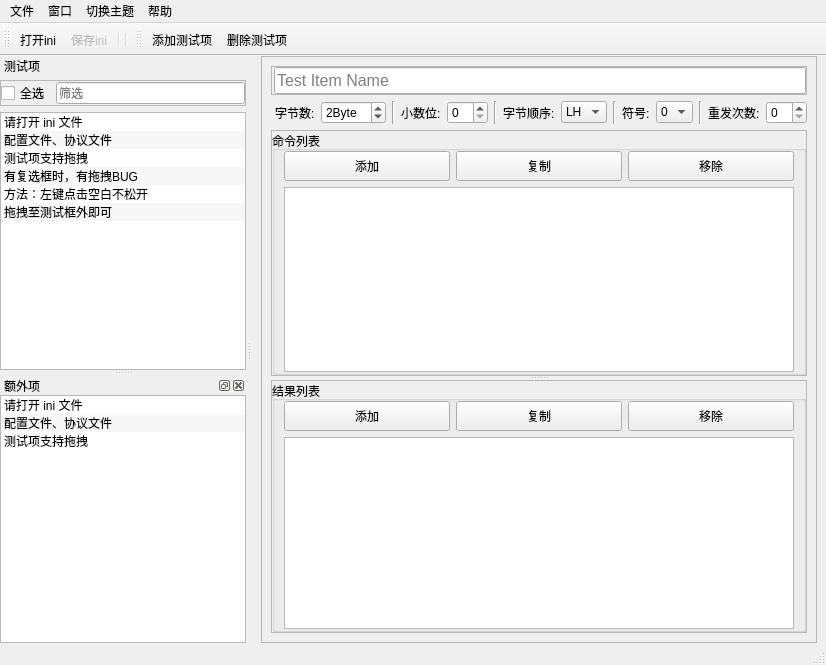
m-RNA/labview-ini-editor, file mainwindow.ui: the form before one commit.
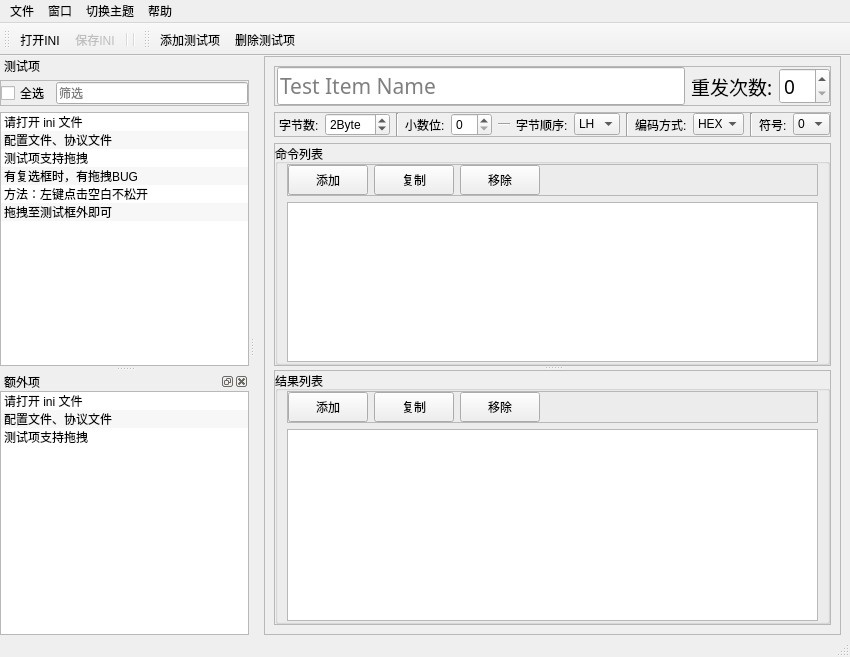
The form after the commit. Custom widgets are drawn as their Qt base class.

The edit to the form file:
```diff
--- a/mainwindow.ui
+++ b/mainwindow.ui
@@ -6,8 +6,8 @@
    <rect>
     <x>0</x>
     <y>0</y>
-    <width>826</width>
-    <height>665</height>
+    <width>850</width>
+    <height>657</height>
    </rect>
   </property>
   <property name="windowTitle">
@@ -24,7 +24,7 @@
     <property name="bottomMargin">
      <number>0</number>
     </property>
-    <item row="0" column="1">
+    <item row="0" column="0">
      <widget class="QFrame" name="frame_3">
       <property name="sizePolicy">
        <sizepolicy hsizetype="Preferred" vsizetype="Preferred">
@@ -82,8 +82,8 @@
             </property>
             <property name="font">
              <font>
-              <family>Microsoft YaHei UI</family>
-              <pointsize>12</pointsize>
+              <family>阿里巴巴普惠体 M</family>
+              <pointsize>16</pointsize>
              </font>
             </property>
             <property name="toolTip">
@@ -94,14 +94,71 @@
             </property>
            </widget>
           </item>
+          <item>
+           <widget class="QLabel" name="label_7">
+            <property name="font">
+             <font>
+              <family>阿里巴巴普惠体 R</family>
+              <pointsize>14</pointsize>
+             </font>
+            </property>
+            <property name="text">
+             <string>重发次数:</string>
+            </property>
+           </widget>
+          </item>
+          <item>
+           <widget class="QSpinBox" name="spbxRepeatTimes">
+            <property name="sizePolicy">
+             <sizepolicy hsizetype="Fixed" vsizetype="Fixed">
+              <horstretch>0</horstretch>
+              <verstretch>0</verstretch>
+             </sizepolicy>
+            </property>
+            <property name="font">
+             <font>
+              <family>阿里巴巴普惠体 R</family>
+              <pointsize>14</pointsize>
+             </font>
+            </property>
+            <property name="toolTip">
+             <string>功能配置=重发次数( )</string>
+            </property>
+            <property name="suffix">
+             <string/>
+            </property>
+            <property name="prefix">
+             <string/>
+            </property>
+            <property name="value">
+             <number>0</number>
+            </property>
+           </widget>
+          </item>
          </layout>
         </widget>
        </item>
        <item>
+        <widget class="QFrame" name="frame_6">
+         <property name="frameShape">
+          <enum>QFrame::StyledPanel</enum>
+         </property>
+         <property name="frameShadow">
+          <enum>QFrame::Raised</enum>
+         </property>
         <layout class="QHBoxLayout" name="horizontalLayout_3">
          <property name="leftMargin">
           <number>4</number>
          </property>
+          <property name="topMargin">
+           <number>0</number>
+          </property>
+          <property name="rightMargin">
+           <number>0</number>
+          </property>
+          <property name="bottomMargin">
+           <number>0</number>
+          </property>
          <item>
           <widget class="QLabel" name="label_5">
            <property name="text">
@@ -161,13 +218,45 @@
            </property>
           </widget>
          </item>
+          <item>
+           <spacer name="horizontalSpacer">
+            <property name="orientation">
+             <enum>Qt::Horizontal</enum>
+            </property>
+            <property name="sizeHint" stdset="0">
+             <size>
+              <width>40</width>
+              <height>20</height>
+             </size>
+            </property>
+           </spacer>
+          </item>
          <item>
           <widget class="Line" name="line_2">
+            <property name="minimumSize">
+             <size>
+              <width>12</width>
+              <height>0</height>
+             </size>
+            </property>
            <property name="orientation">
-            <enum>Qt::Vertical</enum>
+             <enum>Qt::Horizontal</enum>
            </property>
           </widget>
          </item>
+          <item>
+           <spacer name="horizontalSpacer_2">
+            <property name="orientation">
+             <enum>Qt::Horizontal</enum>
+            </property>
+            <property name="sizeHint" stdset="0">
+             <size>
+              <width>40</width>
+              <height>20</height>
+             </size>
+            </property>
+           </spacer>
+          </item>
          <item>
           <widget class="QLabel" name="label_4">
            <property name="text">
@@ -199,6 +288,46 @@
            </property>
           </widget>
          </item>
+          <item>
+           <widget class="QLabel" name="label_8">
+            <property name="text">
+             <string>编码方式:</string>
+            </property>
+           </widget>
+          </item>
+          <item>
+           <widget class="QComboBox" name="cbEncode">
+            <property name="minimumSize">
+             <size>
+              <width>51</width>
+              <height>0</height>
+             </size>
+            </property>
+            <property name="toolTip">
+             <string>编码方式：HEX、Hex To String</string>
+            </property>
+            <property name="toolTipDuration">
+             <number>-1</number>
+            </property>
+            <item>
+             <property name="text">
+              <string>HEX</string>
+             </property>
+            </item>
+            <item>
+             <property name="text">
+              <string>H2S</string>
+             </property>
+            </item>
+           </widget>
+          </item>
+          <item>
+           <widget class="Line" name="line_5">
+            <property name="orientation">
+             <enum>Qt::Vertical</enum>
+            </property>
+           </widget>
+          </item>
          <item>
           <widget class="QLabel" name="label_3">
            <property name="text">
@@ -226,62 +355,8 @@
            </item>
           </widget>
          </item>
-         <item>
-          <widget class="Line" name="line_4">
-           <property name="orientation">
-            <enum>Qt::Vertical</enum>
-           </property>
-          </widget>
-         </item>
-         <item>
-          <spacer name="horizontalSpacer">
-           <property name="orientation">
-            <enum>Qt::Horizontal</enum>
-           </property>
-           <property name="sizeHint" stdset="0">
-            <size>
-             <width>40</width>
-             <height>20</height>
-            </size>
-           </property>
-          </spacer>
-         </item>
-         <item>
-          <widget class="QLabel" name="label_7">
-           <property name="text">
-            <string>重发次数:</string>
-           </property>
-          </widget>
-         </item>
-         <item>
-          <widget class="QSpinBox" name="spbxRepeatTimes">
-           <property name="sizePolicy">
-            <sizepolicy hsizetype="Fixed" vsizetype="Fixed">
-             <horstretch>0</horstretch>
-             <verstretch>0</verstretch>
-            </sizepolicy>
-           </property>
-           <property name="font">
-            <font>
-             <family>Microsoft YaHei UI</family>
-             <pointsize>9</pointsize>
-            </font>
-           </property>
-           <property name="toolTip">
-            <string>功能配置=重发次数( )</string>
-           </property>
-           <property name="suffix">
-            <string/>
-           </property>
-           <property name="prefix">
-            <string/>
-           </property>
-           <property name="value">
-            <number>0</number>
-           </property>
-          </widget>
-         </item>
-        </layout>
+         </layout>
+        </widget>
        </item>
        <item>
         <widget class="QSplitter" name="splitter">
@@ -314,7 +389,7 @@
            <property name="bottomMargin">
             <number>0</number>
            </property>
-           <item row="0" column="1">
+           <item row="0" column="0">
             <widget class="QGroupBox" name="groupBox">
              <property name="sizePolicy">
               <sizepolicy hsizetype="Preferred" vsizetype="Expanding">
@@ -340,73 +415,7 @@
               <property name="bottomMargin">
                <number>0</number>
               </property>
-              <item row="0" column="2">
-               <widget class="QPushButton" name="btnRemoveTestICmd">
-                <property name="minimumSize">
-                 <size>
-                  <width>0</width>
-                  <height>30</height>
-                 </size>
-                </property>
-                <property name="font">
-                 <font>
-                  <family>Microsoft YaHei UI</family>
-                  <pointsize>9</pointsize>
-                 </font>
-                </property>
-                <property name="toolTip">
-                 <string>点击 添加命令</string>
-                </property>
-                <property name="text">
-                 <string>移除</string>
-                </property>
-               </widget>
-              </item>
-              <item row="0" column="1">
-               <widget class="QPushButton" name="btnCopyTestICmd">
-                <property name="minimumSize">
-                 <size>
-                  <width>0</width>
-                  <height>30</height>
-                 </size>
-                </property>
-                <property name="font">
-                 <font>
-                  <family>Microsoft YaHei UI</family>
-                  <pointsize>9</pointsize>
-                 </font>
-                </property>
-                <property name="toolTip">
-                 <string>点击 添加命令</string>
-                </property>
-                <property name="text">
-                 <string>复制</string>
-                </property>
-               </widget>
-              </item>
-              <item row="0" column="0">
-               <widget class="QPushButton" name="btnAddTestICmd">
-                <property name="minimumSize">
-                 <size>
-                  <width>0</width>
-                  <height>30</height>
-                 </size>
-                </property>
-                <property name="font">
-                 <font>
-                  <family>Microsoft YaHei UI</family>
-                  <pointsize>9</pointsize>
-                 </font>
-                </property>
-                <property name="toolTip">
-                 <string>点击 添加命令</string>
-                </property>
-                <property name="text">
-                 <string>添加</string>
-                </property>
-               </widget>
-              </item>
-              <item row="1" column="0" colspan="3">
+              <item row="3" column="0" colspan="3">
                <widget class="MyListWidget" name="lwTestCmd">
                 <property name="toolTip">
                  <string>配置文件 [Test Item]</string>
@@ -461,6 +470,109 @@
                 </property>
                </widget>
               </item>
+              <item row="1" column="0" colspan="3">
+               <widget class="QFrame" name="frame_7">
+                <property name="frameShape">
+                 <enum>QFrame::StyledPanel</enum>
+                </property>
+                <property name="frameShadow">
+                 <enum>QFrame::Raised</enum>
+                </property>
+                <layout class="QHBoxLayout" name="horizontalLayout_4">
+                 <property name="leftMargin">
+                  <number>0</number>
+                 </property>
+                 <property name="topMargin">
+                  <number>0</number>
+                 </property>
+                 <property name="rightMargin">
+                  <number>0</number>
+                 </property>
+                 <property name="bottomMargin">
+                  <number>0</number>
+                 </property>
+                 <item>
+                  <widget class="QPushButton" name="btnAddTestICmd">
+                   <property name="minimumSize">
+                    <size>
+                     <width>0</width>
+                     <height>30</height>
+                    </size>
+                   </property>
+                   <property name="font">
+                    <font>
+                     <family>Microsoft YaHei UI</family>
+                     <pointsize>9</pointsize>
+                    </font>
+                   </property>
+                   <property name="toolTip">
+                    <string>点击 添加命令</string>
+                   </property>
+                   <property name="text">
+                    <string>添加</string>
+                   </property>
+                  </widget>
+                 </item>
+                 <item>
+                  <widget class="QPushButton" name="btnCopyTestICmd">
+                   <property name="minimumSize">
+                    <size>
+                     <width>0</width>
+                     <height>30</height>
+                    </size>
+                   </property>
+                   <property name="font">
+                    <font>
+                     <family>Microsoft YaHei UI</family>
+                     <pointsize>9</pointsize>
+                    </font>
+                   </property>
+                   <property name="toolTip">
+                    <string>点击 添加命令</string>
+                   </property>
+                   <property name="text">
+                    <string>复制</string>
+                   </property>
+                  </widget>
+                 </item>
+                 <item>
+                  <widget class="QPushButton" name="btnRemoveTestICmd">
+                   <property name="minimumSize">
+                    <size>
+                     <width>0</width>
+                     <height>30</height>
+                    </size>
+                   </property>
+                   <property name="font">
+                    <font>
+                     <family>Microsoft YaHei UI</family>
+                     <pointsize>9</pointsize>
+                    </font>
+                   </property>
+                   <property name="toolTip">
+                    <string>点击 添加命令</string>
+                   </property>
+                   <property name="text">
+                    <string>移除</string>
+                   </property>
+                  </widget>
+                 </item>
+                 <item>
+                  <spacer name="horizontalSpacer_3">
+                   <property name="orientation">
+                    <enum>Qt::Horizontal</enum>
+                   </property>
+                   <property name="sizeHint" stdset="0">
+                    <size>
+                     <width>40</width>
+                     <height>20</height>
+                    </size>
+                   </property>
+                  </spacer>
+                 </item>
+                </layout>
+               </widget>
+              </item>
              </layout>
             </widget>
            </item>
@@ -521,7 +633,7 @@
               <property name="bottomMargin">
                <number>0</number>
               </property>
-              <item row="1" column="0" colspan="3">
+              <item row="2" column="0" colspan="3">
                <widget class="MyListWidget" name="lwTestResult">
                 <property name="toolTip">
                  <string>配置文件 [Test Item]</string>
@@ -576,51 +688,28 @@
                 </property>
                </widget>
               </item>
-              <item row="0" column="1">
-               <widget class="QPushButton" name="btnCopyTestIResult">
-                <property name="minimumSize">
-                 <size>
-                  <width>0</width>
-                  <height>30</height>
-                 </size>
+              <item row="0" column="0" rowspan="2" colspan="3">
+               <widget class="QFrame" name="frame_8">
+                <property name="frameShape">
+                 <enum>QFrame::StyledPanel</enum>
                 </property>
-                <property name="font">
-                 <font>
-                  <family>Microsoft YaHei UI</family>
-                  <pointsize>9</pointsize>
-                 </font>
+                <property name="frameShadow">
+                 <enum>QFrame::Raised</enum>
                 </property>
-                <property name="toolTip">
-                 <string>点击 添加命令</string>
-                </property>
-                <property name="text">
-                 <string>复制</string>
-                </property>
-               </widget>
-              </item>
-              <item row="0" column="0">
-               <widget class="QPushButton" name="btnAddTestResult">
-                <property name="minimumSize">
-                 <size>
-                  <width>0</width>
-                  <height>30</height>
-                 </size>
-                </property>
-                <property name="font">
-                 <font>
-                  <family>Microsoft YaHei UI</family>
-                  <pointsize>9</pointsize>
-                 </font>
-                </property>
-                <property name="toolTip">
-                 <string>点击 添加命令</string>
-                </property>
-                <property name="text">
-                 <string>添加</string>
-                </property>
-               </widget>
-              </item>
-              <item row="0" column="2">
+                <layout class="QGridLayout" name="gridLayout_4">
+                 <property name="leftMargin">
+                  <number>0</number>
+                 </property>
+                 <property name="topMargin">
+                  <number>0</number>
+                 </property>
+                 <property name="rightMargin">
+                  <number>0</number>
+                 </property>
+                 <property name="bottomMargin">
+                  <number>0</number>
+                 </property>
+                 <item row="0" column="3">
                <widget class="QPushButton" name="btnRemoveTestIResult">
                 <property name="minimumSize">
                  <size>
@@ -642,6 +731,66 @@
                 </property>
                </widget>
               </item>
+                 <item row="0" column="1">
+                  <widget class="QPushButton" name="btnAddTestResult">
+                   <property name="minimumSize">
+                    <size>
+                     <width>0</width>
+                     <height>30</height>
+                    </size>
+                   </property>
+                   <property name="font">
+                    <font>
+                     <family>Microsoft YaHei UI</family>
+                     <pointsize>9</pointsize>
+                    </font>
+                   </property>
+                   <property name="toolTip">
+                    <string>点击 添加命令</string>
+                   </property>
+                   <property name="text">
+                    <string>添加</string>
+                   </property>
+                  </widget>
+                 </item>
+                 <item row="0" column="2">
+                  <widget class="QPushButton" name="btnCopyTestIResult">
+                   <property name="minimumSize">
+                    <size>
+                     <width>0</width>
+                     <height>30</height>
+                    </size>
+                   </property>
+                   <property name="font">
+                    <font>
+                     <family>Microsoft YaHei UI</family>
+                     <pointsize>9</pointsize>
+                    </font>
+                   </property>
+                   <property name="toolTip">
+                    <string>点击 添加命令</string>
+                   </property>
+                   <property name="text">
+                    <string>复制</string>
+                   </property>
+                  </widget>
+                 </item>
+                 <item row="0" column="4">
+                  <spacer name="horizontalSpacer_4">
+                   <property name="orientation">
+                    <enum>Qt::Horizontal</enum>
+                   </property>
+                   <property name="sizeHint" stdset="0">
+                    <size>
+                     <width>40</width>
+                     <height>20</height>
+                    </size>
+                   </property>
+                  </spacer>
+                 </item>
+                </layout>
+               </widget>
+              </item>
              </layout>
             </widget>
            </item>
@@ -659,7 +808,7 @@
     <rect>
      <x>0</x>
      <y>0</y>
-     <width>826</width>
+     <width>850</width>
      <height>22</height>
     </rect>
    </property>
@@ -937,7 +1086,7 @@
   </widget>
   <action name="actOpenIni">
    <property name="text">
-    <string>打开ini</string>
+    <string>打开INI</string>
    </property>
    <property name="shortcut">
     <string>Ctrl+O</string>
@@ -951,7 +1100,7 @@
     <bool>false</bool>
    </property>
    <property name="text">
-    <string>保存ini</string>
+    <string>保存INI</string>
    </property>
    <property name="shortcut">
     <string>Ctrl+S</string>
```
Left out of the diff: 6 changed lines with no effect on the pictures. Lines whose indentation alone changed are shown as unchanged.
